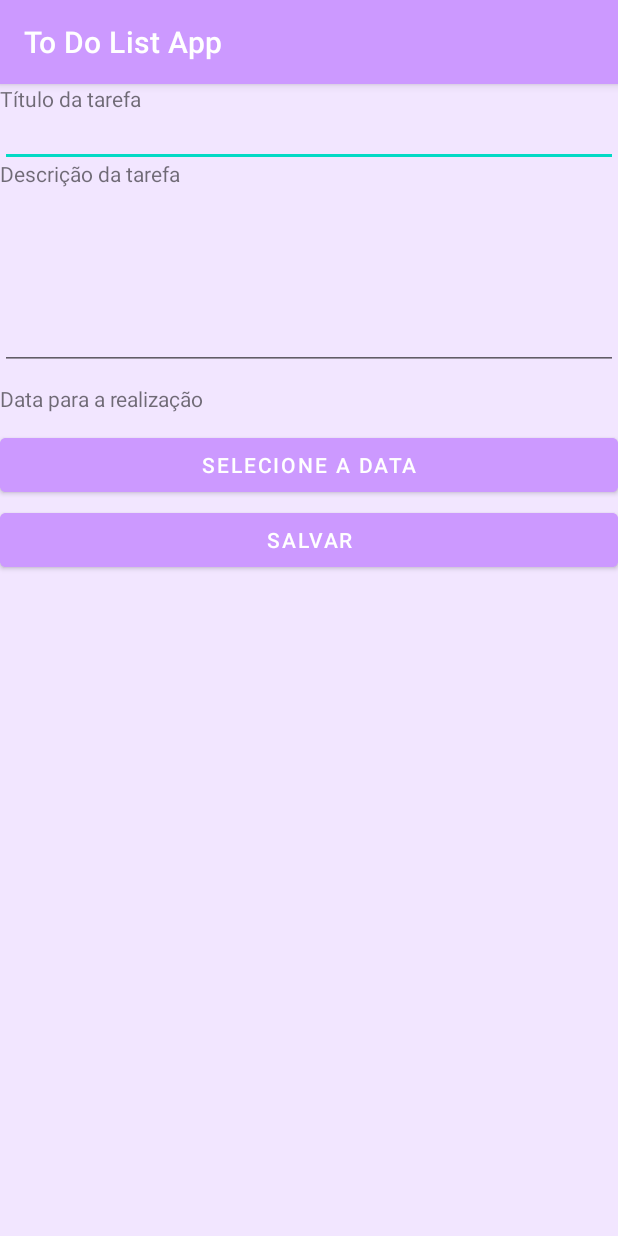
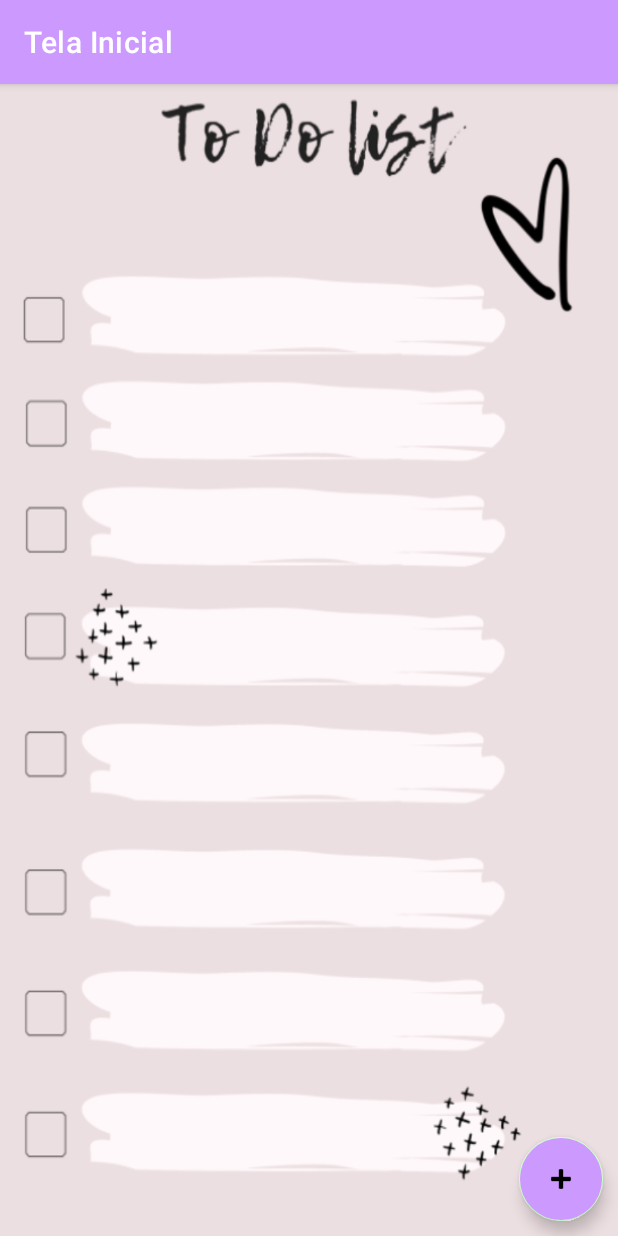
Before and after one commit to AnaCarolina255/ToDoListApp, an Android app: the screen it shows after launch (MainActivity), on a phone screen of 412 x 824 dp. Run offline under Robolectric (Android 15) with nearby library versions, the phone set to English and light mode, and no system bars; our stand-ins replace navigation-ui.

Commit message:
commit feito

```diff
--- a/app/build.gradle
+++ b/app/build.gradle
@@ -46,4 +46,6 @@ dependencies {
     def room_version = "2.4.2"
     implementation "androidx.room:room-runtime:$room_version"
     annotationProcessor "androidx.room:room-compiler:$room_version"
+    //biblioteca do navigation
+    implementation 'androidx.navigation:navigation-ui:2.4.2'
 }
--- a/app/src/main/java/br/senai/sp/cotia/todolistapp/activity/MainActivity.java
+++ b/app/src/main/java/br/senai/sp/cotia/todolistapp/activity/MainActivity.java
@@ -1,13 +1,21 @@
 package br.senai.sp.cotia.todolistapp.activity;
 
 import androidx.appcompat.app.AppCompatActivity;
+import androidx.navigation.NavController;
+import androidx.navigation.Navigation;
+import androidx.navigation.ui.AppBarConfiguration;
+import androidx.navigation.ui.NavigationUI;
 
 import android.os.Bundle;
 
+import br.senai.sp.cotia.todolistapp.R;
 import br.senai.sp.cotia.todolistapp.databinding.ActivityMainBinding;
 
 public class MainActivity extends AppCompatActivity {
+
     private ActivityMainBinding binding;
+    private AppBarConfiguration appBarConfiguration;
+    private NavController navController;
 
     @Override
     protected void onCreate(Bundle savedInstanceState) {
@@ -16,5 +24,14 @@ public class MainActivity extends AppCompatActivity {
         binding = ActivityMainBinding.inflate(getLayoutInflater());
         //define como content view a view raiz(root) do binding
         setContentView(binding.getRoot());
+        // associa a barra do aplicativo à navegação
+        navController = Navigation.findNavController(this, R.id.nav_host_fragment);
+        appBarConfiguration = new AppBarConfiguration.Builder(navController.getGraph()).build();
+        NavigationUI.setupActionBarWithNavController(this, navController, appBarConfiguration);
+    }
+
+    @Override
+    public boolean onSupportNavigateUp() {
+        return NavigationUI.navigateUp(navController, appBarConfiguration) || super.onSupportNavigateUp();
     }
 }
--- a/app/src/main/java/br/senai/sp/cotia/todolistapp/fragment/CadTarefaFragment.java
+++ b/app/src/main/java/br/senai/sp/cotia/todolistapp/fragment/CadTarefaFragment.java
@@ -140,6 +140,8 @@ public class CadTarefaFragment extends Fragment {
         protected void onPostExecute(String resultado) {
             if (resultado.equals("ok")){
                 Log.w("RESULTADO", "IUPIIIII");
+                // voltar para a tela anterior (acionar botão de voltar)
+                getActivity().onBackPressed();
             }else{
                 Log.w("RESULTADO", resultado);
                 Toast.makeText(getContext(), "DEU RUIM "+resultado, Toast.LENGTH_SHORT).show();
--- a/app/src/main/java/br/senai/sp/cotia/todolistapp/fragment/PrincipalFragment.java
+++ b/app/src/main/java/br/senai/sp/cotia/todolistapp/fragment/PrincipalFragment.java
@@ -2,21 +2,40 @@ package br.senai.sp.cotia.todolistapp.fragment;
 
 import android.os.Bundle;
 import androidx.fragment.app.Fragment;
+import androidx.navigation.fragment.NavHostFragment;
+
 import android.view.LayoutInflater;
 import android.view.View;
 import android.view.ViewGroup;
+
+import java.util.List;
+
 import br.senai.sp.cotia.todolistapp.R;
+import br.senai.sp.cotia.todolistapp.adapter.TarefaAdapter;
+import br.senai.sp.cotia.todolistapp.database.AppDatabase;
 import br.senai.sp.cotia.todolistapp.databinding.FragmentPrincipalBinding;
+import br.senai.sp.cotia.todolistapp.model.Tarefa;
 
 public class PrincipalFragment extends Fragment {
     private FragmentPrincipalBinding binding;
+    //variável para database
+    private AppDatabase database;
+    //variável para o Adapter
+    private TarefaAdapter adapter;
+    //variável para a Lista
+    private List<Tarefa> tarefas;
 
     @Override
     public View onCreateView(LayoutInflater inflater, ViewGroup container,
                              Bundle savedInstanceState) {
         //instancia o binding
         binding = FragmentPrincipalBinding.inflate(inflater, container, false);
-        // Inflate the layout for this fragment
-        return inflater.inflate(R.layout.fragment_principal, container, false);
+
+        //clique no botão de adicionar tarefa
+        binding.btnAddTarefa.setOnClickListener(v ->{
+            NavHostFragment.findNavController(PrincipalFragment.this).navigate(R.id.action_principalFragment_to_cadTarefaFragment);
+        });
+
+        return  binding.getRoot();
     }
 }
--- a/app/src/main/java/br/senai/sp/cotia/todolistapp/model/Tarefa.java
+++ b/app/src/main/java/br/senai/sp/cotia/todolistapp/model/Tarefa.java
@@ -61,4 +61,9 @@ public class Tarefa {
     public void setDataFinalizada(long dataFinalizada) {
         this.dataFinalizada = dataFinalizada;
     }
+
+    //informa se a tarefa está concluída
+    public boolean isConcluida(){
+        return  dataFinalizada != 0;
+    }
 }
--- a/app/src/main/res/layout/activity_main.xml
+++ b/app/src/main/res/layout/activity_main.xml
@@ -11,6 +11,7 @@
         android:name="androidx.navigation.fragment.NavHostFragment"
         android:layout_width="0dp"
         android:layout_height="0dp"
+        app:defaultNavHost="true"
         app:layout_constraintTop_toTopOf="parent"
         app:layout_constraintLeft_toLeftOf="parent"
         app:layout_constraintRight_toRightOf="parent"
--- a/app/src/main/res/layout/fragment_principal.xml
+++ b/app/src/main/res/layout/fragment_principal.xml
@@ -1,14 +1,27 @@
 <?xml version="1.0" encoding="utf-8"?>
-<FrameLayout xmlns:android="http://schemas.android.com/apk/res/android"
+<androidx.constraintlayout.widget.ConstraintLayout xmlns:android="http://schemas.android.com/apk/res/android"
+    xmlns:app="http://schemas.android.com/apk/res-auto"
     xmlns:tools="http://schemas.android.com/tools"
+    android:id="@+id/root_layout"
     android:layout_width="match_parent"
     android:layout_height="match_parent"
+    android:background="@drawable/to_do_list"
     tools:context=".fragment.PrincipalFragment">
 
-    <!-- TODO: Update blank fragment layout -->
-    <TextView
+    <androidx.recyclerview.widget.RecyclerView
+        android:id="@+id/recycler_tarefas"
         android:layout_width="match_parent"
-        android:layout_height="match_parent"
-        android:text="@string/hello_blank_fragment" />
+        android:layout_height="match_parent" />
 
-</FrameLayout>
+    <com.google.android.material.floatingactionbutton.FloatingActionButton
+        android:id="@+id/btn_add_tarefa"
+        android:layout_width="wrap_content"
+        android:layout_height="wrap_content"
+        android:layout_margin="10dp"
+        android:backgroundTint="@color/roxinho"
+        android:src="@android:drawable/ic_input_add"
+        app:layout_constraintBottom_toBottomOf="parent"
+        app:layout_constraintRight_toRightOf="parent" />
+
+
+</androidx.constraintlayout.widget.ConstraintLayout>
--- a/app/src/main/res/navigation/nav_graph.xml
+++ b/app/src/main/res/navigation/nav_graph.xml
@@ -3,12 +3,12 @@
     xmlns:app="http://schemas.android.com/apk/res-auto"
     xmlns:tools="http://schemas.android.com/tools"
     android:id="@+id/nav_graph"
-    app:startDestination="@id/cadTarefaFragment">
+    app:startDestination="@id/principalFragment">
 
     <fragment
         android:id="@+id/principalFragment"
         android:name="br.senai.sp.cotia.todolistapp.fragment.PrincipalFragment"
-        android:label="fragment_principal"
+        android:label="Tela Inicial"
         tools:layout="@layout/fragment_principal" >
         <action
             android:id="@+id/action_principalFragment_to_cadTarefaFragment"
@@ -20,7 +20,7 @@
     <fragment
         android:id="@+id/cadTarefaFragment"
         android:name="br.senai.sp.cotia.todolistapp.fragment.CadTarefaFragment"
-        android:label="fragment_cad_tarefa"
+        android:label="Lista de Tarefas"
         tools:layout="@layout/fragment_cad_tarefa" />
     <fragment
         android:id="@+id/detalheTarefaFragment"
--- a/app/src/main/res/values-night/themes.xml
+++ b/app/src/main/res/values-night/themes.xml
@@ -6,8 +6,8 @@
         <item name="colorPrimaryVariant">@color/purple_700</item>
         <item name="colorOnPrimary">@color/black</item>
         <!-- Secondary brand color. -->
-        <item name="colorSecondary">@color/teal_200</item>
-        <item name="colorSecondaryVariant">@color/teal_200</item>
+        <item name="colorSecondary">@color/verdinho</item>
+        <item name="colorSecondaryVariant">@color/roxinho2</item>
         <item name="colorOnSecondary">@color/black</item>
         <!-- Status bar color. -->
         <item name="android:statusBarColor" tools:targetApi="l">?attr/colorPrimaryVariant</item>
--- a/app/src/main/res/values/colors.xml
+++ b/app/src/main/res/values/colors.xml
@@ -3,8 +3,8 @@
     <color name="purple_200">#FFBB86FC</color>
     <color name="roxinho">#cc99ff</color>
     <color name="purple_700">#FF3700B3</color>
-    <color name="teal_200">#FF03DAC5</color>
-    <color name="teal_700">#FF018786</color>
+    <color name="verdinho">#ccffcc</color>
+    <color name="amarelin">#E7DA81</color>
     <color name="black">#FF000000</color>
     <color name="white">#FFFFFFFF</color>
     <color name="roxinho2">#f2e6ff</color>
--- a/app/src/main/res/values/strings.xml
+++ b/app/src/main/res/values/strings.xml
@@ -10,4 +10,6 @@
     <string name="inf_titulo">Informe o título</string>
     <string name="inf_descricao">Informe a descrição</string>
     <string name="inf_data">Informe uma data</string>
+    <string name="aberta">Aberta</string>
+    <string name="concluida">Concluída</string>
 </resources>
--- a/app/src/main/res/values/themes.xml
+++ b/app/src/main/res/values/themes.xml
@@ -6,8 +6,8 @@
         <item name="colorPrimaryVariant">@color/purple_700</item>
         <item name="colorOnPrimary">@color/white</item>
         <!-- Secondary brand color. -->
-        <item name="colorSecondary">@color/teal_200</item>
-        <item name="colorSecondaryVariant">@color/teal_700</item>
+        <item name="colorSecondary">@color/verdinho</item>
+        <item name="colorSecondaryVariant">@color/amarelin</item>
         <item name="colorOnSecondary">@color/black</item>
         <!-- Status bar color. -->
         <item name="android:statusBarColor" tools:targetApi="l">?attr/colorPrimaryVariant</item>
```
Also changed, not shown: app/src/main/java/br/senai/sp/cotia/todolistapp/adapter/TarefaAdapter.java (added, +88 -0 lines), app/src/main/res/drawable/border.xml (added, +20 -0 lines), app/src/main/res/layout/adapter_tarefas.xml (added, +48 -0 lines), app/src/main/res/drawable/to_do_list.PNG (added).
